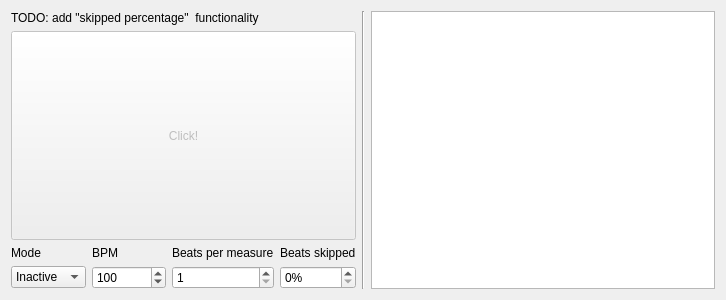
Old version of the form guitartools/metronome.ui in the repository ispielman/guitartools.
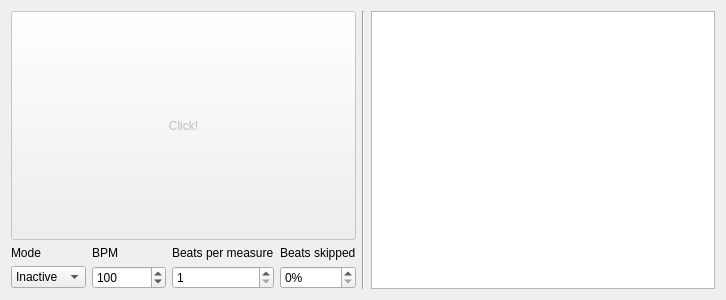
New version of the form. Custom widgets are drawn as their Qt base class.

The edit to the form file:
```diff
--- a/guitartools/metronome.ui
+++ b/guitartools/metronome.ui
@@ -16,13 +16,6 @@
   <layout class="QHBoxLayout" name="horizontalLayout">
    <item>
     <layout class="QVBoxLayout" name="verticalLayout">
-     <item>
-      <widget class="QLabel" name="label_4">
-       <property name="text">
-        <string>TODO: add &quot;skipped percentage&quot;  functionality</string>
-       </property>
-      </widget>
-     </item>
      <item>
       <widget class="QPushButton" name="pushButton_Click">
        <property name="enabled">
```
